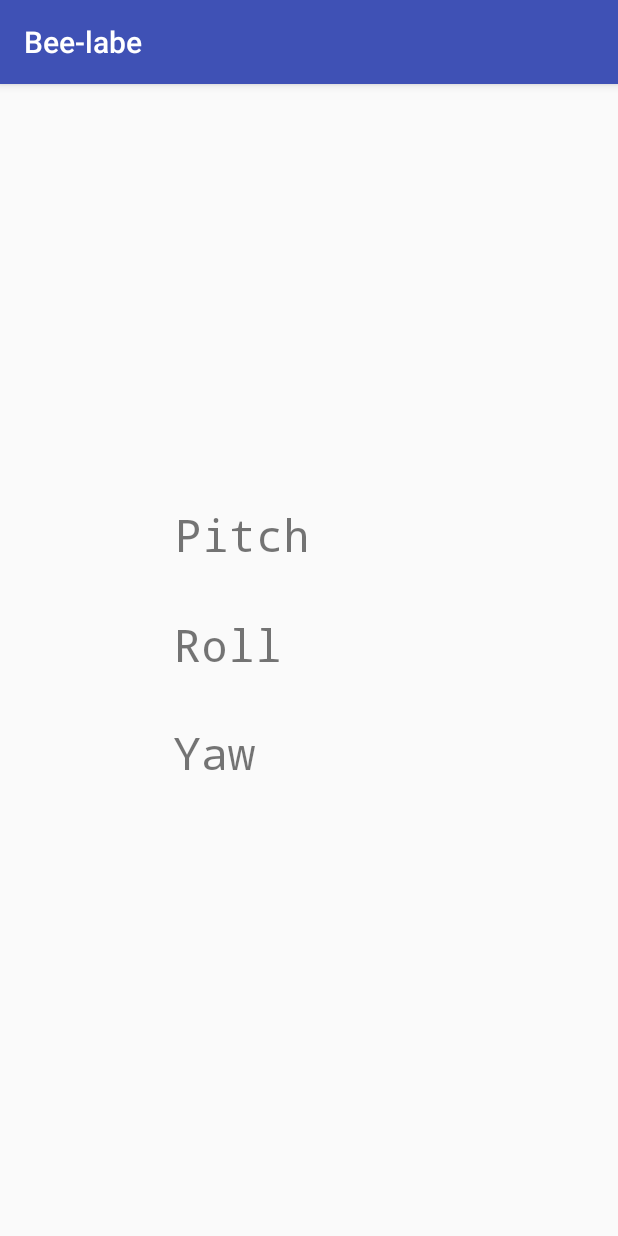
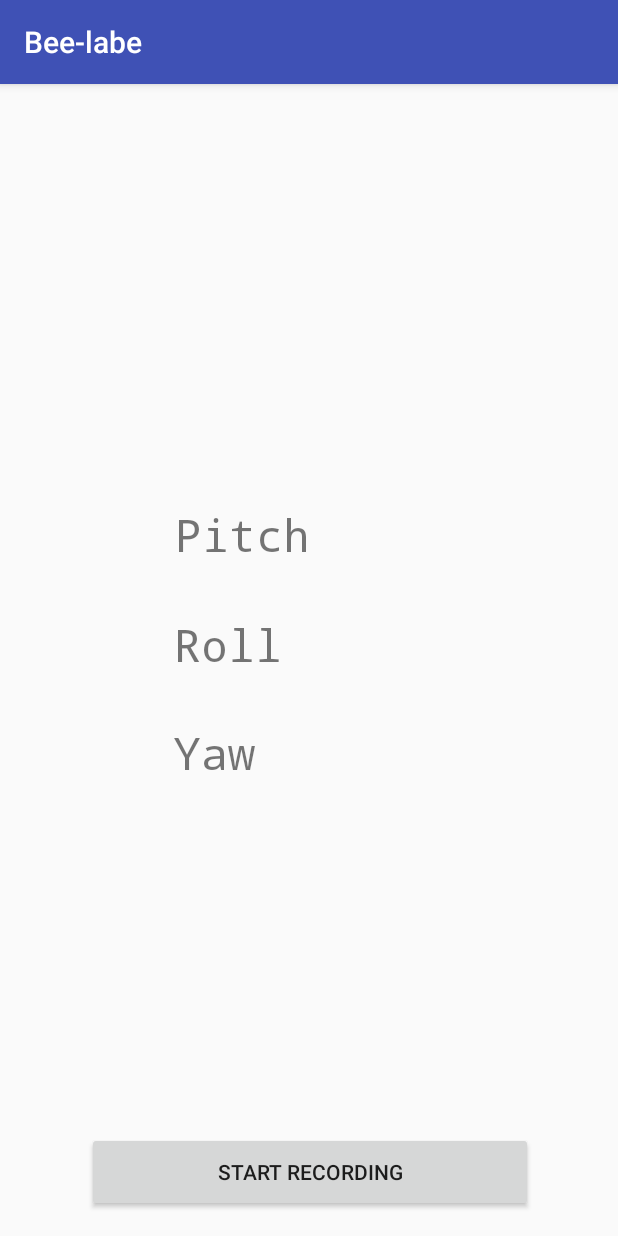
Before and after one commit to BrainsOnBoard/bee-labe, an Android app: the screen it shows after launch (MainActivity), on a phone screen of 412 x 824 dp. Run offline under Robolectric (Android 15) with nearby library versions, the light colour scheme and no system bars.

Commit message:
basic start/stop recording button

```diff
--- a/app/src/main/java/uk/ac/sussex/bee_labe/MainActivity.java
+++ b/app/src/main/java/uk/ac/sussex/bee_labe/MainActivity.java
@@ -4,21 +4,27 @@ import android.content.Context;
 import android.hardware.*;
 import android.support.v7.app.AppCompatActivity;
 import android.os.Bundle;
-import android.widget.TextView;
+import android.view.View;
+import android.widget.*;
 
-public class MainActivity extends AppCompatActivity implements SensorEventListener {
+public class MainActivity extends AppCompatActivity implements SensorEventListener, View.OnClickListener {
     private static final int SENSOR_DELAY = 1000000; // µs
 
     private SensorManager mSensorManager;
     private Sensor mAccSensor, mMagSensor;
     private float[] mGravity, mGeomagnetic;
-    private float yaw, pitch, roll;
+    private float pitch, roll, yaw;
+    private boolean isRecording = false;
+    private Button recButton;
     private TextView pitchView, rollView, yawView;
 
     @Override
     protected void onCreate(Bundle savedInstanceState) {
         super.onCreate(savedInstanceState);
         setContentView(R.layout.activity_main);
+
+        recButton = (Button)findViewById(R.id.recButton);
+        recButton.setOnClickListener(this);
 
         pitchView = (TextView)findViewById(R.id.pitchView);
         rollView = (TextView)findViewById(R.id.rollView);
@@ -38,6 +44,17 @@ public class MainActivity extends AppCompatActivity implements SensorEventListen
     protected void onPause() {
         super.onPause();
         mSensorManager.unregisterListener(this);
+    }
+
+    @Override
+    public void onClick(View view) {
+        if(isRecording) {
+            recButton.setText("Start Recording");
+            isRecording = false;
+        } else {
+            recButton.setText("Stop Recording");
+            isRecording = true;
+        }
     }
 
     @Override
--- a/app/src/main/res/layout/activity_main.xml
+++ b/app/src/main/res/layout/activity_main.xml
@@ -53,4 +53,17 @@
         app:layout_constraintTop_toTopOf="parent"
         app:layout_constraintVertical_bias="0.385" />
 
+    <Button
+        android:id="@+id/recButton"
+        android:layout_width="297dp"
+        android:layout_height="53dp"
+        android:layout_marginBottom="16dp"
+        android:text="Start Recording"
+        app:layout_constraintBottom_toBottomOf="parent"
+        app:layout_constraintLeft_toLeftOf="parent"
+        app:layout_constraintRight_toRightOf="parent"
+        tools:layout_editor_absoluteY="442dp"
+        tools:layout_editor_absoluteX="47dp"
+        app:layout_constraintHorizontal_bias="0.506" />
+
 </android.support.constraint.ConstraintLayout>
```
